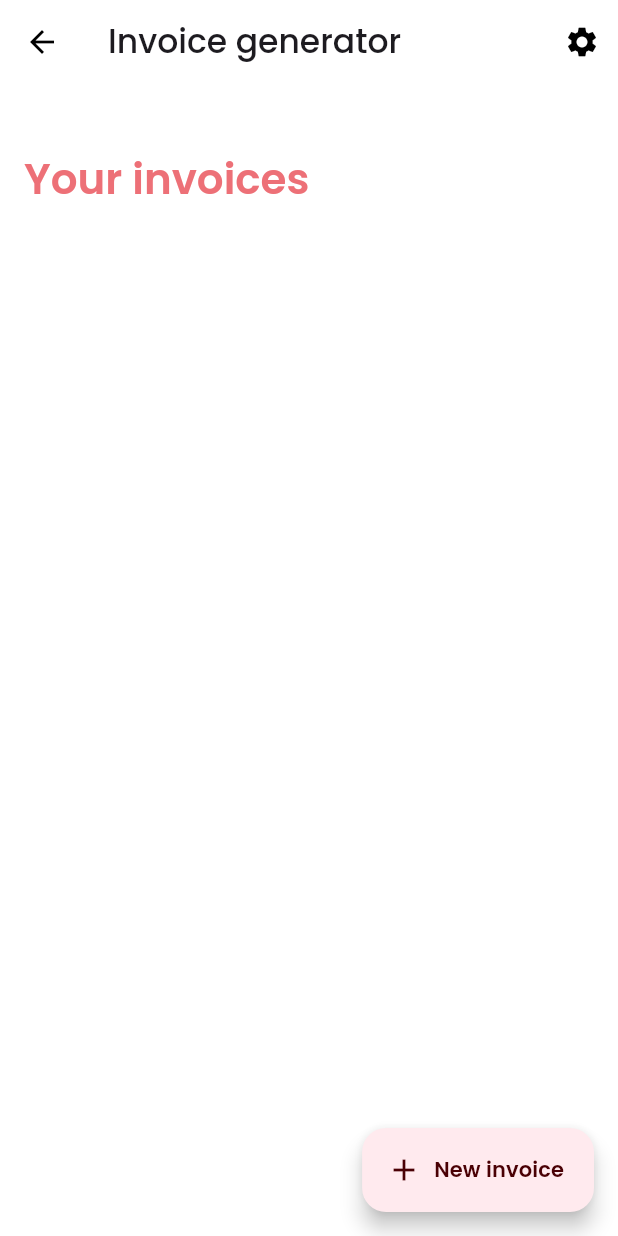
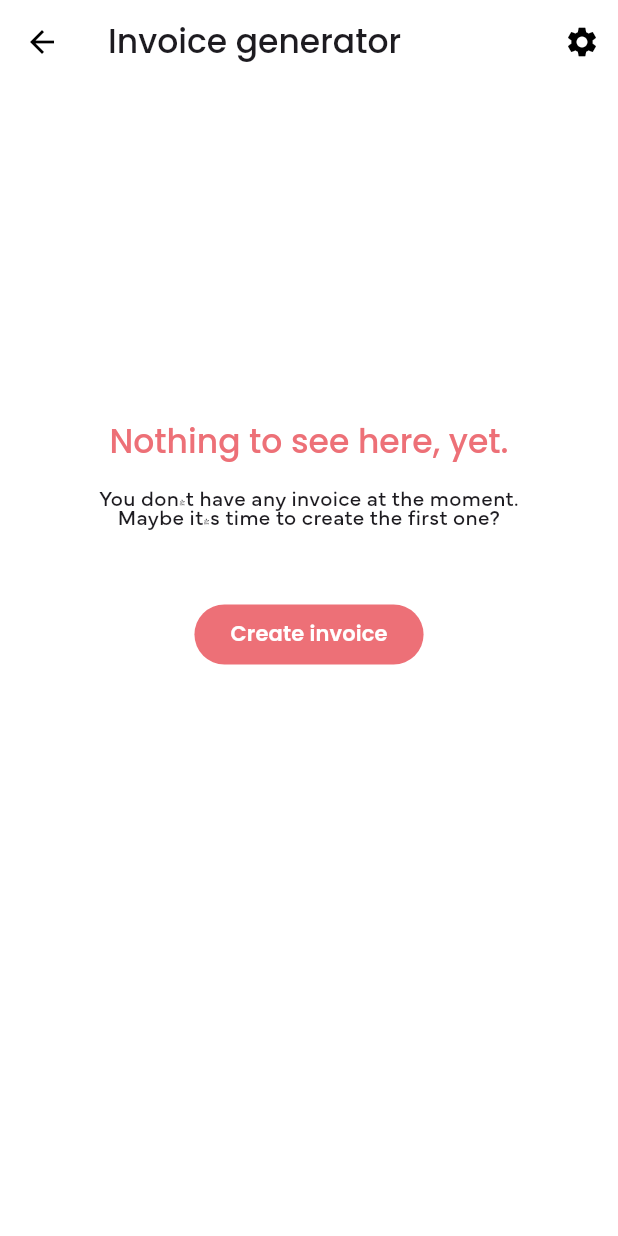
Before and after one commit to theolm/ambush-app, a Flutter app: the InvoiceListPage screen opened by its route, on a phone screen of 412 x 824 dp. Run offline on Flutter 3.47's test engine with Material 2 defaults, Android fonts, the phone set to English and light mode, and no system bars; drawn by our look-alikes of dynamic_color; our stand-ins replace auto_route, flutter_mobx, flutter_svg, flutter_svg_provider, get_it, hive and 6 more; accounts and stored records are empty; generated files the repository leaves out were written again.

Commit message:
Adding empty screen

```diff
--- /dev/null
+++ b/lib/src/presentation/invoice_list/empty_list.dart
@@ -0,0 +1,49 @@
+import 'package:flutter/material.dart';
+import 'package:invoice_app/src/core/settings/const.dart';
+import 'package:invoice_app/src/designsystem/buttons.dart';
+
+class EmptyList extends StatelessWidget {
+  const EmptyList({super.key, required this.onAddClick});
+
+  final VoidCallback onAddClick;
+
+  @override
+  Widget build(BuildContext context) {
+    final textTheme = Theme.of(context).textTheme;
+    final colors = Theme.of(context).colorScheme;
+    final screenHeight = MediaQuery.of(context).size.height;
+    final contentOffset = screenHeight * 0.25;
+
+    return SingleChildScrollView(
+      child: Padding(
+        padding: const EdgeInsets.all(regularMargin),
+        child: SizedBox(
+          width: double.infinity,
+          child: Column(
+            mainAxisAlignment: MainAxisAlignment.center,
+            mainAxisSize: MainAxisSize.min,
+            children: [
+              SizedBox(height: contentOffset),
+              Text(
+                "Nothing to see here, yet.",
+                style: textTheme.titleLarge?.copyWith(color: colors.primary),
+                textAlign: TextAlign.center,
+              ),
+              const SizedBox(height: 16),
+              Text(
+                "You don't have any invoice at the moment.\nMaybe it's time to create the first one?",
+                style: textTheme.bodyMedium,
+                textAlign: TextAlign.center,
+              ),
+              const SizedBox(height: 46),
+              PrimaryButton(
+                text: "Create invoice",
+                onPressed: onAddClick,
+              ),
+            ],
+          ),
+        ),
+      ),
+    );
+  }
+}
--- a/lib/src/presentation/invoice_list/list_page.dart
+++ b/lib/src/presentation/invoice_list/list_page.dart
@@ -3,9 +3,11 @@ import 'package:flutter/material.dart';
 import 'package:flutter_mobx/flutter_mobx.dart';
 import 'package:invoice_app/src/core/di/di.dart';
 import 'package:invoice_app/src/core/routes/app_route.gr.dart';
+import 'package:invoice_app/src/domain/models/invoice.dart';
 import 'package:invoice_app/src/domain/models/invoice_flow_data.dart';
 import 'package:invoice_app/src/presentation/add_invoice/add_invoice_navigation_flow.dart';
 
+import 'empty_list.dart';
 import 'invoice_list_item.dart';
 import 'list_page_viewmodel.dart';
 
@@ -38,16 +40,55 @@ class InvoiceListPage extends StatelessWidget {
           )
         ],
       ),
-      floatingActionButton: FloatingActionButton.extended(
+      floatingActionButton: Observer(builder: (context) {
+        final bool showFab = _viewModel.invoiceList.isNotEmpty;
+        return Visibility(
+          visible: showFab,
+          child: FloatingActionButton.extended(
             label: const Text('New invoice'),
             icon: const Icon(Icons.add),
             onPressed: () {
               _onAddClick(context);
             },
           ),
+        );
+      }),
       body: Observer(builder: (context) {
+        if (_viewModel.invoiceList.isEmpty) {
+          return EmptyList(
+            onAddClick: () {
+              _onAddClick(context);
+            },
+          );
+        } else {
+          return ListBody(invoiceList: _viewModel.invoiceList);
+        }
+      }),
+    );
+  }
+
+  void _onAddClick(BuildContext context) {
+    final navigator = context.router;
+    final flow = AddInvoiceNavigationFlow(
+      navigator,
+      InvoiceFlowData(),
+    );
+    flow.start();
+  }
+}
+
+class ListBody extends StatelessWidget {
+  const ListBody({super.key, required this.invoiceList});
+
+  final List<Invoice> invoiceList;
+
+  @override
+  Widget build(BuildContext context) {
+    final textTheme = Theme.of(context).textTheme;
+    final colorScheme = Theme.of(context).colorScheme;
+
     return ListView.separated(
-          itemCount: _viewModel.invoiceList.length + 1,
+      itemCount: invoiceList.length + 1,
       padding: const EdgeInsets.symmetric(horizontal: 16, vertical: 32),
       separatorBuilder: (_, __) => const SizedBox(height: 8),
       itemBuilder: (context, index) {
@@ -66,20 +107,9 @@ class InvoiceListPage extends StatelessWidget {
 
         index -= 1;
 
-            var invoice = _viewModel.invoiceList[index];
+        var invoice = invoiceList[index];
         return InvoiceListItem(invoice: invoice);
       },
     );
-      }),
-    );
-  }
-
-  void _onAddClick(BuildContext context) {
-    final navigator = context.router;
-    final flow = AddInvoiceNavigationFlow(
-      navigator,
-      InvoiceFlowData(),
-    );
-    flow.start();
   }
 }
```
Also changed, not shown: 1 other file. Lines whose indentation alone changed are shown as unchanged.
